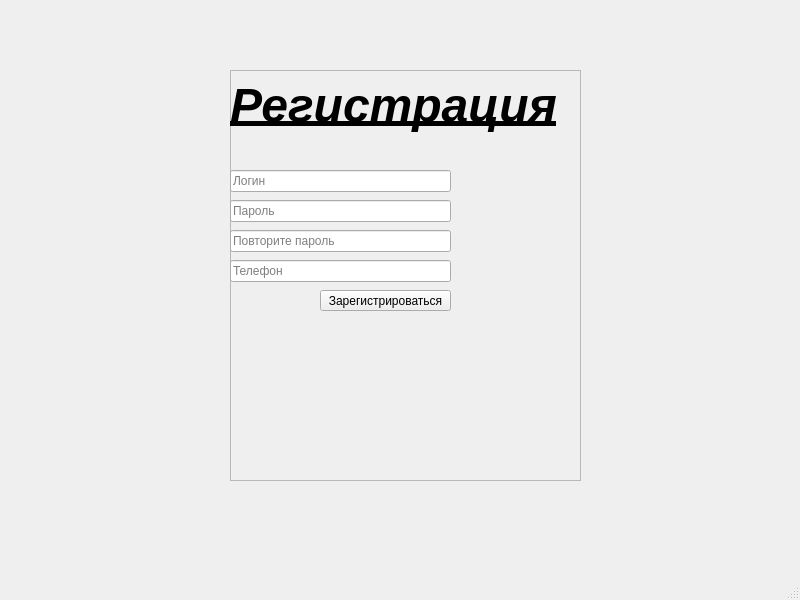
This is register.ui in sarmatt3/project as Qt 5 draws it before an edit. The edited form follows.
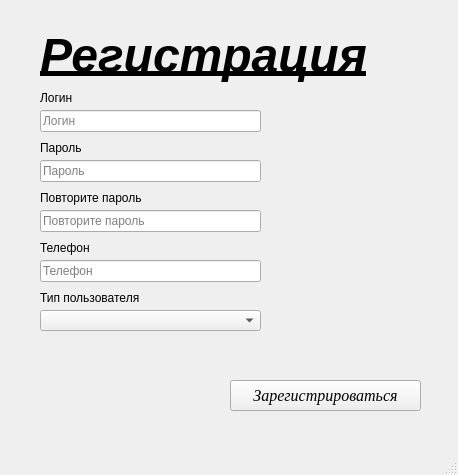
This is the edited form.

Diff of the .ui file:
```diff
--- a/register.ui
+++ b/register.ui
@@ -6,8 +6,8 @@
    <rect>
     <x>0</x>
     <y>0</y>
-    <width>800</width>
-    <height>600</height>
+    <width>458</width>
+    <height>475</height>
    </rect>
   </property>
   <property name="windowTitle">
@@ -17,22 +17,33 @@
    <widget class="QFrame" name="frame">
     <property name="geometry">
      <rect>
-      <x>230</x>
-      <y>70</y>
-      <width>351</width>
-      <height>411</height>
+      <x>20</x>
+      <y>20</y>
+      <width>411</width>
+      <height>401</height>
      </rect>
     </property>
+    <property name="font">
+     <font>
+      <hintingpreference>PreferFullHinting</hintingpreference>
+     </font>
+    </property>
+    <property name="inputMethodHints">
+     <set>Qt::InputMethodHint::ImhNone</set>
+    </property>
     <property name="frameShape">
-     <enum>QFrame::Shape::StyledPanel</enum>
+     <enum>QFrame::Shape::NoFrame</enum>
     </property>
     <property name="frameShadow">
      <enum>QFrame::Shadow::Raised</enum>
     </property>
+    <property name="midLineWidth">
+     <number>0</number>
+    </property>
     <widget class="QLabel" name="label">
      <property name="geometry">
       <rect>
-       <x>0</x>
+       <x>20</x>
        <y>0</y>
        <width>401</width>
        <height>71</height>
@@ -48,8 +59,8 @@
     <widget class="QLineEdit" name="lineEdit">
      <property name="geometry">
       <rect>
-       <x>0</x>
-       <y>100</y>
+       <x>20</x>
+       <y>90</y>
        <width>221</width>
        <height>22</height>
       </rect>
@@ -61,8 +72,8 @@
     <widget class="QLineEdit" name="lineEdit_2">
      <property name="geometry">
       <rect>
-       <x>0</x>
-       <y>130</y>
+       <x>20</x>
+       <y>140</y>
        <width>221</width>
        <height>22</height>
       </rect>
@@ -80,12 +91,27 @@
     <widget class="QPushButton" name="pushButton">
      <property name="geometry">
       <rect>
-       <x>90</x>
-       <y>220</y>
-       <width>131</width>
-       <height>21</height>
+       <x>210</x>
+       <y>360</y>
+       <width>191</width>
+       <height>31</height>
       </rect>
      </property>
+     <property name="font">
+      <font>
+       <family>Times New Roman</family>
+       <pointsize>12</pointsize>
+       <italic>true</italic>
+       <stylestrategy>PreferAntialias</stylestrategy>
+       <hintingpreference>PreferFullHinting</hintingpreference>
+      </font>
+     </property>
+     <property name="mouseTracking">
+      <bool>false</bool>
+     </property>
+     <property name="inputMethodHints">
+      <set>Qt::InputMethodHint::ImhNone</set>
+     </property>
      <property name="text">
       <string>Зарегистрироваться</string>
      </property>
@@ -93,25 +119,25 @@
     <widget class="QLineEdit" name="lineEdit_3">
      <property name="geometry">
       <rect>
-       <x>0</x>
-       <y>160</y>
-       <width>221</width>
-       <height>22</height>
-      </rect>
-     </property>
-     <property name="placeholderText">
-      <string>Повторите пароль</string>
-     </property>
-    </widget>
-    <widget class="QLineEdit" name="lineEdit_4">
-     <property name="geometry">
-      <rect>
-       <x>0</x>
+       <x>20</x>
        <y>190</y>
        <width>221</width>
        <height>22</height>
       </rect>
      </property>
+     <property name="placeholderText">
+      <string>Повторите пароль</string>
+     </property>
+    </widget>
+    <widget class="QLineEdit" name="lineEdit_4">
+     <property name="geometry">
+      <rect>
+       <x>20</x>
+       <y>240</y>
+       <width>221</width>
+       <height>22</height>
+      </rect>
+     </property>
      <property name="text">
       <string/>
      </property>
@@ -122,6 +148,96 @@
       <string>Телефон</string>
      </property>
     </widget>
+    <widget class="QLabel" name="label_2">
+     <property name="geometry">
+      <rect>
+       <x>20</x>
+       <y>120</y>
+       <width>49</width>
+       <height>16</height>
+      </rect>
+     </property>
+     <property name="text">
+      <string>Пароль</string>
+     </property>
+     <property name="alignment">
+      <set>Qt::AlignmentFlag::AlignLeading|Qt::AlignmentFlag::AlignLeft|Qt::AlignmentFlag::AlignVCenter</set>
+     </property>
+    </widget>
+    <widget class="QLabel" name="label_3">
+     <property name="geometry">
+      <rect>
+       <x>20</x>
+       <y>70</y>
+       <width>49</width>
+       <height>16</height>
+      </rect>
+     </property>
+     <property name="text">
+      <string>Логин</string>
+     </property>
+     <property name="alignment">
+      <set>Qt::AlignmentFlag::AlignLeading|Qt::AlignmentFlag::AlignLeft|Qt::AlignmentFlag::AlignVCenter</set>
+     </property>
+    </widget>
+    <widget class="QLabel" name="label_4">
+     <property name="geometry">
+      <rect>
+       <x>20</x>
+       <y>170</y>
+       <width>111</width>
+       <height>16</height>
+      </rect>
+     </property>
+     <property name="text">
+      <string>Повторите пароль</string>
+     </property>
+     <property name="alignment">
+      <set>Qt::AlignmentFlag::AlignLeading|Qt::AlignmentFlag::AlignLeft|Qt::AlignmentFlag::AlignVCenter</set>
+     </property>
+    </widget>
+    <widget class="QLabel" name="label_5">
+     <property name="geometry">
+      <rect>
+       <x>20</x>
+       <y>220</y>
+       <width>49</width>
+       <height>16</height>
+      </rect>
+     </property>
+     <property name="text">
+      <string>Телефон</string>
+     </property>
+     <property name="alignment">
+      <set>Qt::AlignmentFlag::AlignLeading|Qt::AlignmentFlag::AlignLeft|Qt::AlignmentFlag::AlignVCenter</set>
+     </property>
+    </widget>
+    <widget class="QLabel" name="label_6">
+     <property name="geometry">
+      <rect>
+       <x>20</x>
+       <y>270</y>
+       <width>101</width>
+       <height>16</height>
+      </rect>
+     </property>
+     <property name="text">
+      <string>Тип пользователя</string>
+     </property>
+     <property name="alignment">
+      <set>Qt::AlignmentFlag::AlignLeading|Qt::AlignmentFlag::AlignLeft|Qt::AlignmentFlag::AlignVCenter</set>
+     </property>
+    </widget>
+    <widget class="QComboBox" name="comboBox">
+     <property name="geometry">
+      <rect>
+       <x>20</x>
+       <y>290</y>
+       <width>221</width>
+       <height>21</height>
+      </rect>
+     </property>
+    </widget>
    </widget>
   </widget>
   <widget class="QMenuBar" name="menubar">
```
Left out of the diff: 5 changed lines with no effect on the pictures.
